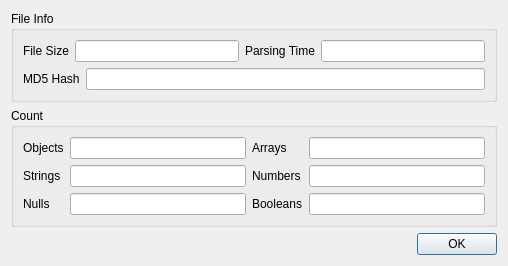
Qt form Summary.ui (CYB3RPHO3NIX/Json-Visualizer) before a commit.
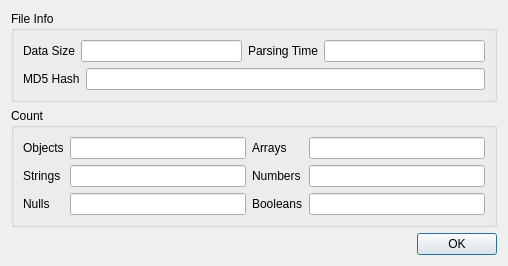
The same form after that commit.

Commit message: fixed summary screen

The edit to the form file:
```diff
--- a/Summary.ui
+++ b/Summary.ui
@@ -29,7 +29,7 @@
             <item>
              <widget class="QLabel" name="label">
               <property name="text">
-               <string>File Size</string>
+               <string>Data Size</string>
               </property>
              </widget>
             </item>
```
Left out of the diff: 18 changed lines with no effect on the pictures. The commit also changes 6 other files.
